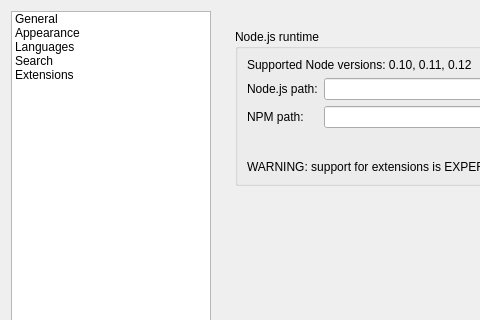
The window that src/ui/frmpreferences.ui (notepadqq/notepadqq) describes before a commit, drawn with Qt 5; both pictures show x 0 to 480 and y 0 to 320 of the 800 by 450 pixel window.
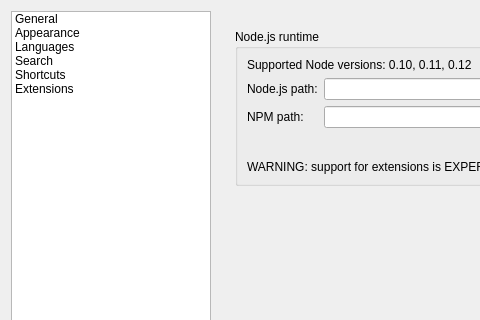
The same window after the commit. Icons and pictures are not drawn.

The edit to the form file:
```diff
--- a/src/ui/frmpreferences.ui
+++ b/src/ui/frmpreferences.ui
@@ -71,6 +71,11 @@
          <string>Search</string>
         </property>
        </item>
+       <item>
+        <property name="text">
+         <string>Shortcuts</string>
+        </property>
+       </item>
        <item>
         <property name="text">
          <string>Extensions</string>
```
Left out of the diff: 6 changed lines with no effect on the pictures.
